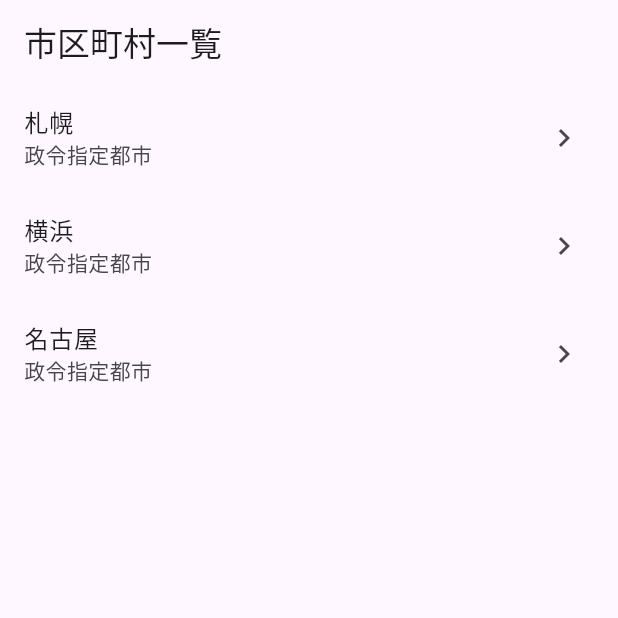
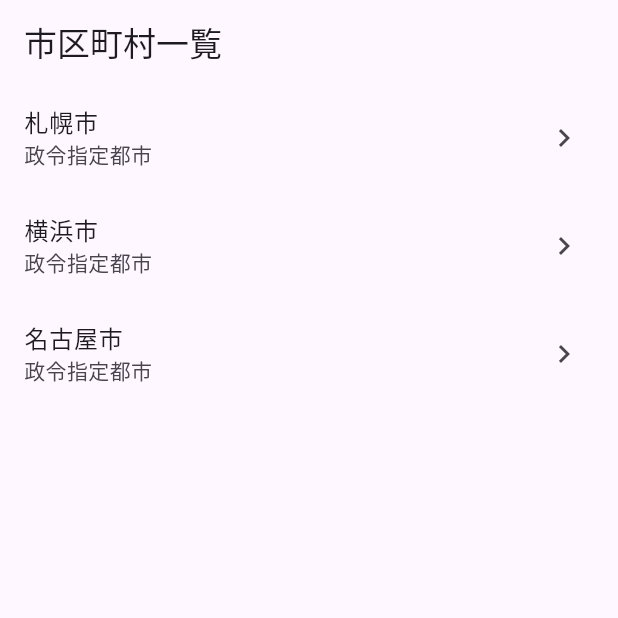
Before and after one commit to azusa-hara-gw/resas_app, a Flutter app: the screen it shows after launch, on a phone screen of 412 x 824 dp, the top half of it. Run offline on Flutter 3.47's test engine with Material 3 defaults, Android fonts, the phone set to English and light mode, and no system bars.

Commit message:
for文でListTileを構築

```diff
--- a/lib/city_list_page.dart
+++ b/lib/city_list_page.dart
@@ -7,32 +7,20 @@ class CityListPage extends StatelessWidget {
 
   @override
   Widget build(BuildContext context) {
+    const cities = ['札幌市', '横浜市', '名古屋市'];
+
     return Scaffold(
-      appBar: AppBar(title: const Text('市区町村一覧'),
+      appBar: AppBar(
+        title: const Text('市区町村一覧'),
       ),
       body: ListView(
         children: [
+          for(final city in cities)
             ListTile(
-            title: const Text('札幌'),
+              title: Text(city),
               subtitle: const Text('政令指定都市'),
               trailing: const Icon(Icons.navigate_next),
-            onTap: (){
-              //TODO:詳細画面に遷移する
-            },
-          ),
-          ListTile(
-            title: const Text('横浜'),
-            subtitle: const Text('政令指定都市'),
-            trailing: const Icon(Icons.navigate_next),
-            onTap: (){
-              //TODO:詳細画面に遷移する
-            },
-          ),
-          ListTile(
-            title: const Text('名古屋'),
-            subtitle: const Text('政令指定都市'),
-            trailing: const Icon(Icons.navigate_next),
-            onTap: (){
+              onTap: () {
                 //TODO:詳細画面に遷移する
               },
             ),
```
Lines whose indentation alone changed are shown as unchanged.
